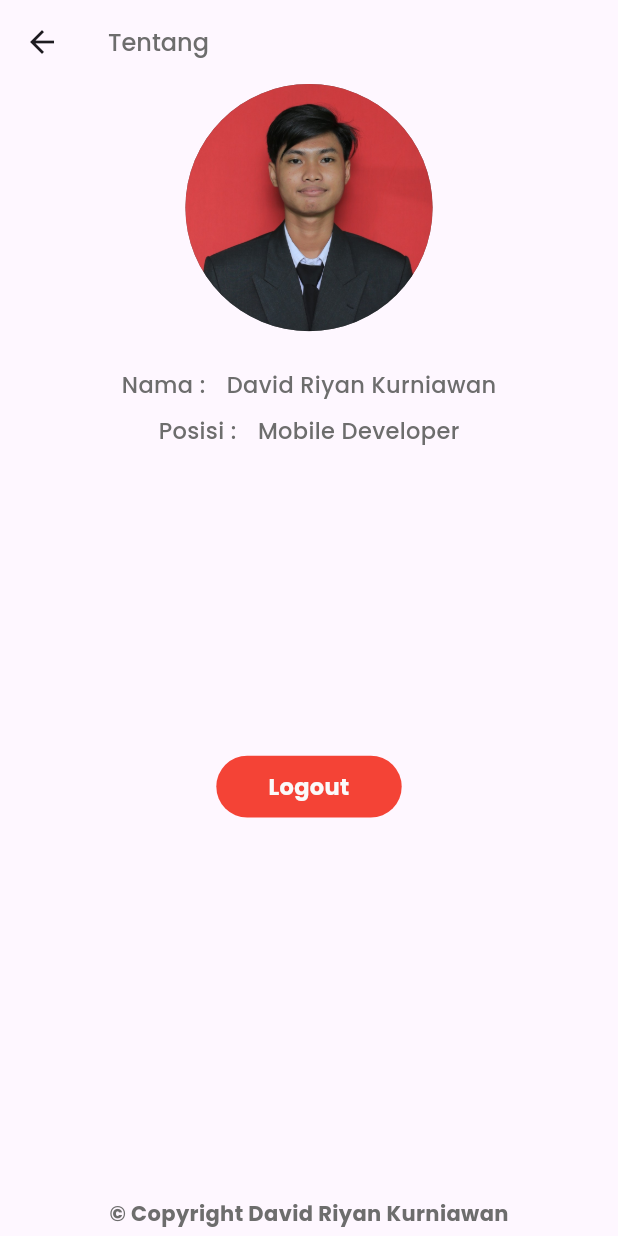
After one commit to davidriyan/project-test, a Flutter app: the screen it shows after launch, after a tap on the "account circle" icon, on a phone screen of 412 x 824 dp. The commit adds this screen. Run offline on Flutter 3.47's test engine with Material 3 defaults, Android fonts, the phone set to English and light mode, and no system bars; our stand-ins replace bloc, carousel_slider, connectivity_plus, dartz, equatable, flutter_bloc and 5 more; missing offline and left inert: global_configs; accounts and stored records are empty; network calls fail.

Commit message:
add: menambahkan fitur about
melakukan penambahan yaitu fitur about serta fitur logout

```diff
--- /dev/null
+++ b/lib/features/dashboard/presentation/pages/about_screen.dart
@@ -0,0 +1,127 @@
+// ignore_for_file: avoid_print
+
+import 'package:flutter/material.dart';
+import 'package:flutter_application_1/utils/colors.dart';
+import 'package:flutter_application_1/utils/text_style.dart';
+
+class AboutScreen extends StatelessWidget {
+  const AboutScreen({super.key});
+
+  @override
+  Widget build(BuildContext context) {
+    Size size = MediaQuery.of(context).size;
+    return Scaffold(
+      appBar: AppBar(
+        title: Text(
+          'Tentang',
+          style: greyTextstyle.copyWith(
+            fontSize: 16,
+            fontWeight: medium,
+          ),
+        ),
+      ),
+      body: Center(
+        child: Column(
+          children: [
+            Container(
+              height: size.height * 0.2,
+              width: size.width * 0.4,
+              decoration: BoxDecoration(
+                borderRadius: BorderRadius.circular(100),
+                color: AppColors.greyColors,
+                image: const DecorationImage(
+                  image: AssetImage(
+                    'assets/images/foto_me.jpg',
+                  ),
+                  fit: BoxFit.cover,
+                ),
+              ),
+            ),
+            const SizedBox(height: 25),
+            Row(
+              mainAxisAlignment: MainAxisAlignment.center,
+              children: [
+                Text(
+                  'Nama : ',
+                  style: greyTextstyle.copyWith(
+                    fontSize: 15,
+                    fontWeight: medium,
+                  ),
+                ),
+                const SizedBox(width: 10),
+                Text(
+                  'David Riyan Kurniawan',
+                  style: greyTextstyle.copyWith(
+                    fontSize: 15,
+                    fontWeight: medium,
+                  ),
+                ),
+              ],
+            ),
+            const SizedBox(height: 10),
+            Row(
+              mainAxisAlignment: MainAxisAlignment.center,
+              children: [
+                Text(
+                  'Posisi : ',
+                  style: greyTextstyle.copyWith(
+                    fontSize: 15,
+                    fontWeight: medium,
+                  ),
+                ),
+                const SizedBox(width: 10),
+                Text(
+                  'Mobile Developer',
+                  style: greyTextstyle.copyWith(
+                    fontSize: 15,
+                    fontWeight: medium,
+                  ),
+                ),
+              ],
+            ),
+            SizedBox(height: size.height * 0.25),
+            Container(
+              height: size.height * 0.05,
+              width: size.width * 0.3,
+              decoration: BoxDecoration(
+                color: Colors.red,
+                borderRadius: BorderRadius.circular(100),
+              ),
+              child: InkWell(
+                onTap: () {
+                  ScaffoldMessenger.of(context).showSnackBar(
+                    const SnackBar(
+                      backgroundColor: Colors.red,
+                      content: Text('Berhasil Logout'),
+                    ),
+                  );
+                  print('berhasil Logout');
+                  Navigator.pop(context);
+                },
+                child: Center(
+                  child: Text(
+                    'Logout',
+                    textAlign: TextAlign.center,
+                    style: whiteTextstyle.copyWith(
+                      fontSize: 15,
+                      fontWeight: bold,
+                    ),
+                  ),
+                ),
+              ),
+            ),
+            const Spacer(),
+            Text(
+              '\u00A9 Copyright David Riyan Kurniawan',
+              style: greyTextstyle.copyWith(
+                fontSize: 14,
+                fontWeight: bold,
+              ),
+            ),
+            const SizedBox(height: 5)
+          ],
+        ),
+      ),
+    );
+  }
+}
--- a/lib/features/dashboard/presentation/pages/dashboard_screen.dart
+++ b/lib/features/dashboard/presentation/pages/dashboard_screen.dart
@@ -3,6 +3,7 @@
 import 'package:flutter/material.dart';
 import 'package:flutter_application_1/features/dashboard/data/models/product_model.dart';
 import 'package:flutter_application_1/features/dashboard/presentation/bloc/dashboard_bloc.dart';
+import 'package:flutter_application_1/features/dashboard/presentation/pages/about_screen.dart';
 import 'package:flutter_application_1/features/dashboard/presentation/pages/dashboard_add_product_screen.dart';
 import 'package:flutter_application_1/features/product/presentation/pages/product_detail_screen.dart';
 import 'package:flutter_application_1/utils/colors.dart';
@@ -127,6 +128,19 @@ class _DashboardScreenState extends State<DashboardScreen> {
                         );
                       },
                       icon: const Icon(Icons.add),
+                    ),
+                    IconButton(
+                      onPressed: () {
+                        Navigator.push(
+                          context,
+                          MaterialPageRoute(
+                            builder: (context) {
+                              return const AboutScreen();
+                            },
+                          ),
+                        );
+                      },
+                      icon: const Icon(Icons.account_circle_rounded),
                     ),
                   ],
                 )
--- a/lib/features/product/presentation/pages/update_product_screen.dart
+++ b/lib/features/product/presentation/pages/update_product_screen.dart
@@ -38,7 +38,7 @@ class _ProductUpdateScreenState extends State<ProductUpdateScreen> {
   Widget build(BuildContext context) {
     return Scaffold(
       appBar: AppBar(
-        title: const Text('Update Product'),
+        title: const Text('Update Produk'),
       ),
       body: BlocConsumer<ProductBloc, ProductState>(
         listener: (context, state) {
```
Also changed, not shown: pubspec.yaml (+4 -5 lines), assets/images/foto_me.jpg (added).
